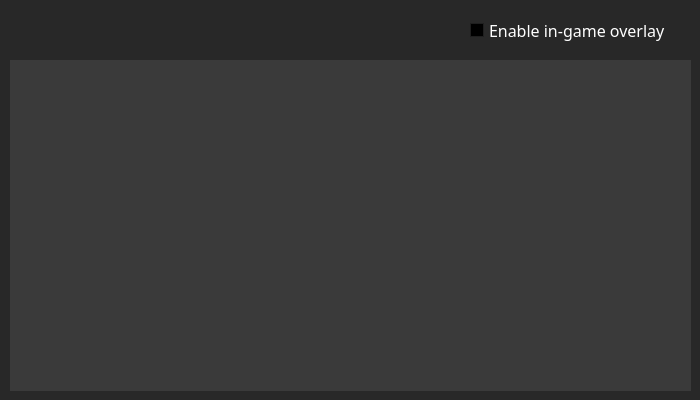
The window that console.ui (Haato3o/HunterPy) describes before a commit, drawn with Qt 5.
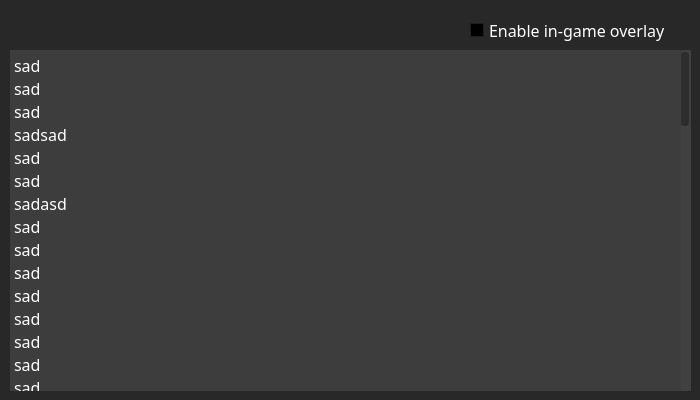
The same window after the commit. Icons and pictures are not drawn.

Patch:
```diff
--- a/console.ui
+++ b/console.ui
@@ -458,9 +458,15 @@
   <property name="windowOpacity">
    <double>1.000000000000000</double>
   </property>
+  <property name="styleSheet">
+   <string notr="true"/>
+  </property>
   <property name="locale">
    <locale language="English" country="UnitedStates"/>
   </property>
+  <property name="tabShape">
+   <enum>QTabWidget::Rounded</enum>
+  </property>
   <widget class="QWidget" name="centralwidget">
    <property name="font">
     <font>
@@ -474,9 +480,9 @@
     <property name="geometry">
      <rect>
       <x>10</x>
-      <y>60</y>
+      <y>50</y>
       <width>681</width>
-      <height>331</height>
+      <height>341</height>
      </rect>
     </property>
     <property name="palette">
@@ -902,8 +908,38 @@
     <property name="autoFillBackground">
      <bool>true</bool>
     </property>
+    <property name="styleSheet">
+     <string notr="true">QScrollBar:vertical {
+	border-width: 1px;
+    background-color: rgb(65, 65, 65);
+	width: 10px;
+	padding-right: 2px;
+	border-radius: 3px;
+	padding-top: 2px;
+	padding-bottom: 2px;
+}
+QScrollBar::handle:vertical {
+	background-color: rgb(45, 45, 45);
+	min-width: 5px;
+	border-radius: 3px;
+}
+QScrollBar::add-page:vertical {
+	background-color: none;
+}
+QScrollBar::sub-page:vertical {
+	background-color: none;
+}
+QScrollBar::add-line:vertical {
+	border: none;
+	background-color: none;
+}
+QScrollBar::sub-line:vertical {
+	border: none;
+	background-color: none;
+}</string>
+    </property>
     <property name="frameShape">
-     <enum>QFrame::HLine</enum>
+     <enum>QFrame::NoFrame</enum>
     </property>
     <property name="frameShadow">
      <enum>QFrame::Plain</enum>
@@ -922,8 +958,8 @@
       <rect>
        <x>0</x>
        <y>0</y>
-       <width>683</width>
-       <height>333</height>
+       <width>681</width>
+       <height>341</height>
       </rect>
      </property>
      <property name="font">
@@ -931,13 +967,22 @@
        <pointsize>14</pointsize>
       </font>
      </property>
+     <property name="autoFillBackground">
+      <bool>true</bool>
+     </property>
+     <property name="styleSheet">
+      <string notr="true">QTextBrowser {
+	background-color: rgb(61, 61, 61);
+	color: white;
+}</string>
+     </property>
      <widget class="QTextBrowser" name="TextBox">
       <property name="geometry">
        <rect>
         <x>0</x>
         <y>0</y>
         <width>681</width>
-        <height>381</height>
+        <height>341</height>
        </rect>
       </property>
       <property name="font">
@@ -951,6 +996,12 @@
       <property name="cursor" stdset="0">
        <cursorShape>ArrowCursor</cursorShape>
       </property>
+      <property name="autoFillBackground">
+       <bool>false</bool>
+      </property>
+      <property name="styleSheet">
+       <string notr="true"/>
+      </property>
       <property name="frameShape">
        <enum>QFrame::NoFrame</enum>
       </property>
@@ -965,6 +1016,72 @@
 &lt;html&gt;&lt;head&gt;&lt;meta name=&quot;qrichtext&quot; content=&quot;1&quot; /&gt;&lt;style type=&quot;text/css&quot;&gt;
 p, li { white-space: pre-wrap; }
 &lt;/style&gt;&lt;/head&gt;&lt;body style=&quot; font-family:'MS Reference Sans Serif'; font-size:12pt; font-weight:400; font-style:normal;&quot;&gt;
+&lt;p style=&quot; margin-top:0px; margin-bottom:0px; margin-left:0px; margin-right:0px; -qt-block-indent:0; text-indent:0px;&quot;&gt;sad&lt;/p&gt;
+&lt;p style=&quot; margin-top:0px; margin-bottom:0px; margin-left:0px; margin-right:0px; -qt-block-indent:0; text-indent:0px;&quot;&gt;sad&lt;/p&gt;
+&lt;p style=&quot; margin-top:0px; margin-bottom:0px; margin-left:0px; margin-right:0px; -qt-block-indent:0; text-indent:0px;&quot;&gt;sad&lt;/p&gt;
+&lt;p style=&quot; margin-top:0px; margin-bottom:0px; margin-left:0px; margin-right:0px; -qt-block-indent:0; text-indent:0px;&quot;&gt;sadsad&lt;/p&gt;
+&lt;p style=&quot; margin-top:0px; margin-bottom:0px; margin-left:0px; margin-right:0px; -qt-block-indent:0; text-indent:0px;&quot;&gt;sad&lt;/p&gt;
+&lt;p style=&quot; margin-top:0px; margin-bottom:0px; margin-left:0px; margin-right:0px; -qt-block-indent:0; text-indent:0px;&quot;&gt;sad&lt;/p&gt;
+&lt;p style=&quot; margin-top:0px; margin-bottom:0px; margin-left:0px; margin-right:0px; -qt-block-indent:0; text-indent:0px;&quot;&gt;sadasd&lt;/p&gt;
+&lt;p style=&quot; margin-top:0px; margin-bottom:0px; margin-left:0px; margin-right:0px; -qt-block-indent:0; text-indent:0px;&quot;&gt;sad&lt;/p&gt;
+&lt;p style=&quot; margin-top:0px; margin-bottom:0px; margin-left:0px; margin-right:0px; -qt-block-indent:0; text-indent:0px;&quot;&gt;sad&lt;/p&gt;
+&lt;p style=&quot; margin-top:0px; margin-bottom:0px; margin-left:0px; margin-right:0px; -qt-block-indent:0; text-indent:0px;&quot;&gt;sad&lt;/p&gt;
+&lt;p style=&quot; margin-top:0px; margin-bottom:0px; margin-left:0px; margin-right:0px; -qt-block-indent:0; text-indent:0px;&quot;&gt;sad&lt;/p&gt;
+&lt;p style=&quot; margin-top:0px; margin-bottom:0px; margin-left:0px; margin-right:0px; -qt-block-indent:0; text-indent:0px;&quot;&gt;sad&lt;/p&gt;
+&lt;p style=&quot; margin-top:0px; margin-bottom:0px; margin-left:0px; margin-right:0px; -qt-block-indent:0; text-indent:0px;&quot;&gt;sad&lt;/p&gt;
+&lt;p style=&quot; margin-top:0px; margin-bottom:0px; margin-left:0px; margin-right:0px; -qt-block-indent:0; text-indent:0px;&quot;&gt;sad&lt;/p&gt;
+&lt;p style=&quot; margin-top:0px; margin-bottom:0px; margin-left:0px; margin-right:0px; -qt-block-indent:0; text-indent:0px;&quot;&gt;sad&lt;/p&gt;
+&lt;p style=&quot; margin-top:0px; margin-bottom:0px; margin-left:0px; margin-right:0px; -qt-block-indent:0; text-indent:0px;&quot;&gt;sad&lt;/p&gt;
+&lt;p style=&quot; margin-top:0px; margin-bottom:0px; margin-left:0px; margin-right:0px; -qt-block-indent:0; text-indent:0px;&quot;&gt;sad&lt;/p&gt;
+&lt;p style=&quot; margin-top:0px; margin-bottom:0px; margin-left:0px; margin-right:0px; -qt-block-indent:0; text-indent:0px;&quot;&gt;sad&lt;/p&gt;
+&lt;p style=&quot; margin-top:0px; margin-bottom:0px; margin-left:0px; margin-right:0px; -qt-block-indent:0; text-indent:0px;&quot;&gt;sad&lt;/p&gt;
+&lt;p style=&quot; margin-top:0px; margin-bottom:0px; margin-left:0px; margin-right:0px; -qt-block-indent:0; text-indent:0px;&quot;&gt;sadasd&lt;/p&gt;
+&lt;p style=&quot; margin-top:0px; margin-bottom:0px; margin-left:0px; margin-right:0px; -qt-block-indent:0; text-indent:0px;&quot;&gt;sad&lt;/p&gt;
+&lt;p style=&quot; margin-top:0px; margin-bottom:0px; margin-left:0px; margin-right:0px; -qt-block-indent:0; text-indent:0px;&quot;&gt;sad&lt;/p&gt;
+&lt;p style=&quot; margin-top:0px; margin-bottom:0px; margin-left:0px; margin-right:0px; -qt-block-indent:0; text-indent:0px;&quot;&gt;sad&lt;/p&gt;
+&lt;p style=&quot; margin-top:0px; margin-bottom:0px; margin-left:0px; margin-right:0px; -qt-block-indent:0; text-indent:0px;&quot;&gt;sad&lt;/p&gt;
+&lt;p style=&quot; margin-top:0px; margin-bottom:0px; margin-left:0px; margin-right:0px; -qt-block-indent:0; text-indent:0px;&quot;&gt;sad&lt;/p&gt;
+&lt;p style=&quot; margin-top:0px; margin-bottom:0px; margin-left:0px; margin-right:0px; -qt-block-indent:0; text-indent:0px;&quot;&gt;sad&lt;/p&gt;
+&lt;p style=&quot; margin-top:0px; margin-bottom:0px; margin-left:0px; margin-right:0px; -qt-block-indent:0; text-indent:0px;&quot;&gt;sad&lt;/p&gt;
+&lt;p style=&quot; margin-top:0px; margin-bottom:0px; margin-left:0px; margin-right:0px; -qt-block-indent:0; text-indent:0px;&quot;&gt;sad&lt;/p&gt;
+&lt;p style=&quot; margin-top:0px; margin-bottom:0px; margin-left:0px; margin-right:0px; -qt-block-indent:0; text-indent:0px;&quot;&gt;sad&lt;/p&gt;
+&lt;p style=&quot; margin-top:0px; margin-bottom:0px; margin-left:0px; margin-right:0px; -qt-block-indent:0; text-indent:0px;&quot;&gt;sad&lt;/p&gt;
+&lt;p style=&quot; margin-top:0px; margin-bottom:0px; margin-left:0px; margin-right:0px; -qt-block-indent:0; text-indent:0px;&quot;&gt;sadsad&lt;/p&gt;
+&lt;p style=&quot; margin-top:0px; margin-bottom:0px; margin-left:0px; margin-right:0px; -qt-block-indent:0; text-indent:0px;&quot;&gt;sad&lt;/p&gt;
+&lt;p style=&quot; margin-top:0px; margin-bottom:0px; margin-left:0px; margin-right:0px; -qt-block-indent:0; text-indent:0px;&quot;&gt;sad&lt;/p&gt;
+&lt;p style=&quot; margin-top:0px; margin-bottom:0px; margin-left:0px; margin-right:0px; -qt-block-indent:0; text-indent:0px;&quot;&gt;sad&lt;/p&gt;
+&lt;p style=&quot; margin-top:0px; margin-bottom:0px; margin-left:0px; margin-right:0px; -qt-block-indent:0; text-indent:0px;&quot;&gt;sad&lt;/p&gt;
+&lt;p style=&quot; margin-top:0px; margin-bottom:0px; margin-left:0px; margin-right:0px; -qt-block-indent:0; text-indent:0px;&quot;&gt;sad&lt;/p&gt;
+&lt;p style=&quot; margin-top:0px; margin-bottom:0px; margin-left:0px; margin-right:0px; -qt-block-indent:0; text-indent:0px;&quot;&gt;sad&lt;/p&gt;
+&lt;p style=&quot; margin-top:0px; margin-bottom:0px; margin-left:0px; margin-right:0px; -qt-block-indent:0; text-indent:0px;&quot;&gt;sad&lt;/p&gt;
+&lt;p style=&quot; margin-top:0px; margin-bottom:0px; margin-left:0px; margin-right:0px; -qt-block-indent:0; text-indent:0px;&quot;&gt;sad&lt;/p&gt;
+&lt;p style=&quot; margin-top:0px; margin-bottom:0px; margin-left:0px; margin-right:0px; -qt-block-indent:0; text-indent:0px;&quot;&gt;sad&lt;/p&gt;
+&lt;p style=&quot; margin-top:0px; margin-bottom:0px; margin-left:0px; margin-right:0px; -qt-block-indent:0; text-indent:0px;&quot;&gt;sad&lt;/p&gt;
+&lt;p style=&quot; margin-top:0px; margin-bottom:0px; margin-left:0px; margin-right:0px; -qt-block-indent:0; text-indent:0px;&quot;&gt;sad&lt;/p&gt;
+&lt;p style=&quot; margin-top:0px; margin-bottom:0px; margin-left:0px; margin-right:0px; -qt-block-indent:0; text-indent:0px;&quot;&gt;sad&lt;/p&gt;
+&lt;p style=&quot; margin-top:0px; margin-bottom:0px; margin-left:0px; margin-right:0px; -qt-block-indent:0; text-indent:0px;&quot;&gt;sadsadsadas&lt;/p&gt;
+&lt;p style=&quot; margin-top:0px; margin-bottom:0px; margin-left:0px; margin-right:0px; -qt-block-indent:0; text-indent:0px;&quot;&gt;sad&lt;/p&gt;
+&lt;p style=&quot; margin-top:0px; margin-bottom:0px; margin-left:0px; margin-right:0px; -qt-block-indent:0; text-indent:0px;&quot;&gt;sad&lt;/p&gt;
+&lt;p style=&quot; margin-top:0px; margin-bottom:0px; margin-left:0px; margin-right:0px; -qt-block-indent:0; text-indent:0px;&quot;&gt;sad&lt;/p&gt;
+&lt;p style=&quot; margin-top:0px; margin-bottom:0px; margin-left:0px; margin-right:0px; -qt-block-indent:0; text-indent:0px;&quot;&gt;sad&lt;/p&gt;
+&lt;p style=&quot; margin-top:0px; margin-bottom:0px; margin-left:0px; margin-right:0px; -qt-block-indent:0; text-indent:0px;&quot;&gt;sad&lt;/p&gt;
+&lt;p style=&quot; margin-top:0px; margin-bottom:0px; margin-left:0px; margin-right:0px; -qt-block-indent:0; text-indent:0px;&quot;&gt;sad&lt;/p&gt;
+&lt;p style=&quot; margin-top:0px; margin-bottom:0px; margin-left:0px; margin-right:0px; -qt-block-indent:0; text-indent:0px;&quot;&gt;sad&lt;/p&gt;
+&lt;p style=&quot; margin-top:0px; margin-bottom:0px; margin-left:0px; margin-right:0px; -qt-block-indent:0; text-indent:0px;&quot;&gt;sad&lt;/p&gt;
+&lt;p style=&quot; margin-top:0px; margin-bottom:0px; margin-left:0px; margin-right:0px; -qt-block-indent:0; text-indent:0px;&quot;&gt;sad&lt;/p&gt;
+&lt;p style=&quot; margin-top:0px; margin-bottom:0px; margin-left:0px; margin-right:0px; -qt-block-indent:0; text-indent:0px;&quot;&gt;sad&lt;/p&gt;
+&lt;p style=&quot; margin-top:0px; margin-bottom:0px; margin-left:0px; margin-right:0px; -qt-block-indent:0; text-indent:0px;&quot;&gt;sad&lt;/p&gt;
+&lt;p style=&quot; margin-top:0px; margin-bottom:0px; margin-left:0px; margin-right:0px; -qt-block-indent:0; text-indent:0px;&quot;&gt;sad&lt;/p&gt;
+&lt;p style=&quot; margin-top:0px; margin-bottom:0px; margin-left:0px; margin-right:0px; -qt-block-indent:0; text-indent:0px;&quot;&gt;sad&lt;/p&gt;
+&lt;p style=&quot; margin-top:0px; margin-bottom:0px; margin-left:0px; margin-right:0px; -qt-block-indent:0; text-indent:0px;&quot;&gt;sad&lt;/p&gt;
+&lt;p style=&quot; margin-top:0px; margin-bottom:0px; margin-left:0px; margin-right:0px; -qt-block-indent:0; text-indent:0px;&quot;&gt;sadasd&lt;/p&gt;
+&lt;p style=&quot; margin-top:0px; margin-bottom:0px; margin-left:0px; margin-right:0px; -qt-block-indent:0; text-indent:0px;&quot;&gt;sad&lt;/p&gt;
+&lt;p style=&quot; margin-top:0px; margin-bottom:0px; margin-left:0px; margin-right:0px; -qt-block-indent:0; text-indent:0px;&quot;&gt;sad&lt;/p&gt;
+&lt;p style=&quot; margin-top:0px; margin-bottom:0px; margin-left:0px; margin-right:0px; -qt-block-indent:0; text-indent:0px;&quot;&gt;sad&lt;/p&gt;
+&lt;p style=&quot; margin-top:0px; margin-bottom:0px; margin-left:0px; margin-right:0px; -qt-block-indent:0; text-indent:0px;&quot;&gt;sad&lt;/p&gt;
+&lt;p style=&quot; margin-top:0px; margin-bottom:0px; margin-left:0px; margin-right:0px; -qt-block-indent:0; text-indent:0px;&quot;&gt;sad&lt;/p&gt;
+&lt;p style=&quot; margin-top:0px; margin-bottom:0px; margin-left:0px; margin-right:0px; -qt-block-indent:0; text-indent:0px;&quot;&gt;sad&lt;/p&gt;
+&lt;p style=&quot; margin-top:0px; margin-bottom:0px; margin-left:0px; margin-right:0px; -qt-block-indent:0; text-indent:0px;&quot;&gt;sadasd&lt;/p&gt;
 &lt;p style=&quot;-qt-paragraph-type:empty; margin-top:0px; margin-bottom:0px; margin-left:0px; margin-right:0px; -qt-block-indent:0; text-indent:0px;&quot;&gt;&lt;br /&gt;&lt;/p&gt;&lt;/body&gt;&lt;/html&gt;</string>
       </property>
       <property name="placeholderText">
```
Left out of the diff: 4 changed lines with no effect on the pictures.
